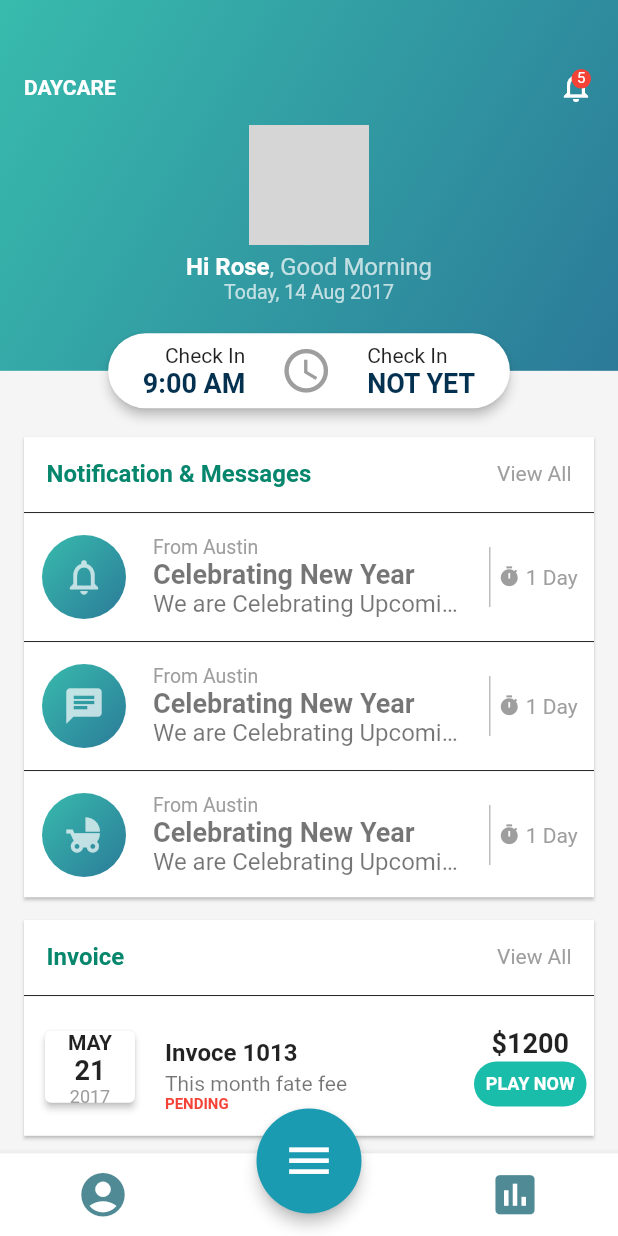
After one commit to adaptive-beaver/Flutter-demo, a Flutter app: the DaycareHome screen opened by its route, on a phone screen of 412 x 824 dp. The commit adds this screen. Run offline on Flutter 3.47's test engine with Material 2 defaults, Android fonts, the phone set to English and light mode, and no system bars; our stand-ins replace camera, dio, shared_preferences; accounts and stored records are empty; network calls fail; grey boxes are pictures that could not be loaded.

Commit message:
chore: add daycare template

```diff
--- a/lib/configs/routes.dart
+++ b/lib/configs/routes.dart
@@ -2,6 +2,7 @@ import 'package:playground_flutter/home.dart';
 import 'package:playground_flutter/pages/navigation-bars/3d_bottom_navigation_bar.dart';
 import 'package:playground_flutter/pages/navigation-bars/bottom_with_float_button.dart';
 import 'package:playground_flutter/pages/progress-button/progress-button.dart';
+import 'package:playground_flutter/pages/templates/daycare-clone/daycare-home.dart';
 import 'package:playground_flutter/pages/templates/greenery-clone/greenery-home.dart';
 import 'package:playground_flutter/pages/templates/profile-one.dart';
 import 'package:playground_flutter/pages/templates/trending.dart';
@@ -17,4 +18,5 @@ var routes = {
   '/WhatsApp': (context) => new WhatsAppHome(),
   '/Greenery': (context) => new GreeneryHome(),
   '/ProgressButton': (context) => new ProgressButton(),
+  '/Daycare': (context) => new DaycareHome()
 };
--- a/lib/data/sidemenu.dart
+++ b/lib/data/sidemenu.dart
@@ -18,4 +18,5 @@ List<MenuModel> menu = [
   new MenuModel('WhasApp template', Icons.whatshot, '/WhatsApp'),
   new MenuModel('Greenery template', Icons.threesixty, '/Greenery'),
   new MenuModel('Progress Button', Icons.blur_circular, '/ProgressButton'),
+  new MenuModel('Daycare template', Icons.credit_card, '/Daycare'),
 ];
--- /dev/null
+++ b/lib/pages/templates/daycare-clone/daycare-home.dart
@@ -0,0 +1,524 @@
+import 'package:flutter/material.dart';
+
+Color color1 = Color(0xff38bbad);
+Color color2 = Color(0xff9699A6);
+Color color3 = Color(0xff065967);
+Color color4 = Color(0xffB6C1C6);
+Color color5 = Color(0xff2b7a98);
+Color color6 = Color(0xff2eb7a9);
+Color color7 = Color(0xff54565B);
+Color color8 = Color(0xff5E7E89);
+
+class DaycareHome extends StatelessWidget {
+  @override
+  Widget build(BuildContext context) {
+    double width = MediaQuery.of(context).size.width;
+    double height = MediaQuery.of(context).size.height;
+
+    return Scaffold(
+      backgroundColor: Colors.grey[100],
+      body: Container(
+        width: width,
+        height: height,
+        child: Stack(
+          children: <Widget>[
+            Container(
+              width: width,
+              height: height * 0.30,
+              decoration: BoxDecoration(
+                gradient: LinearGradient(
+                  colors: [
+                    color1,
+                    color5,
+                  ],
+                  begin: Alignment.topLeft,
+                  end: Alignment.bottomRight,
+                ),
+              ),
+            ),
+            buildHeader(width, height),
+            buildHeaderData(height, width),
+            buildHeaderInfoCard(height, width),
+            buildNotificationPanel(width, height),
+            buildBottomBar(width, context),
+            buildFloatingButton(height, width),
+          ],
+        ),
+      ),
+    );
+  }
+
+  Widget buildNotificationPanel(double width, double height) {
+    return Positioned(
+      width: width,
+      height: height * .70 - 80,
+      top: height * .30 + 34,
+      child: Padding(
+        padding: const EdgeInsets.only(right: 16, left: 16, top: 10),
+        child: SingleChildScrollView(
+          child: Column(
+            children: <Widget>[
+              Material(
+                elevation: 1,
+                color: Colors.white,
+                child: Column(
+                  children: <Widget>[
+                    buildBodyCardTitle(title: "Notification & Messages"),
+                    Divider(
+                      height: 3,
+                      color: Colors.black87,
+                    ),
+                    buildNotificationItem(icon: Icons.notifications_none),
+                    Divider(
+                      height: 3,
+                      color: Colors.black87,
+                    ),
+                    buildNotificationItem(icon: Icons.chat),
+                    Divider(
+                      height: 3,
+                      color: Colors.black87,
+                    ),
+                    buildNotificationItem(icon: Icons.child_friendly),
+                  ],
+                ),
+              ),
+              SizedBox(height: 15),
+              Material(
+                elevation: 1,
+                color: Colors.white,
+                child: Column(
+                  children: <Widget>[
+                    buildBodyCardTitle(title: "Invoice"),
+                    Divider(
+                      height: 3,
+                      color: Colors.black87,
+                    ),
+                    Padding(
+                      padding: const EdgeInsets.only(top: 10, bottom: 10),
+                      child: ListTile(
+                        contentPadding: const EdgeInsets.only(left: 10),
+                        leading: Card(
+                          elevation: 2,
+                          child: Container(
+                            height: 60,
+                            width: 60,
+                            child: Column(
+                              mainAxisAlignment: MainAxisAlignment.center,
+                              children: <Widget>[
+                                Text(
+                                  "MAY",
+                                  style: TextStyle(
+                                    fontWeight: FontWeight.bold,
+                                    fontSize: 14,
+                                  ),
+                                ),
+                                Text(
+                                  "21",
+                                  style: TextStyle(
+                                    fontWeight: FontWeight.bold,
+                                    fontSize: 18,
+                                  ),
+                                ),
+                                Text(
+                                  "2017",
+                                  style: TextStyle(
+                                    color: Colors.grey,
+                                    fontSize: 12,
+                                  ),
+                                ),
+                              ],
+                            ),
+                          ),
+                        ),
+                        title: Text(
+                          "Invoce 1013",
+                          style: TextStyle(fontWeight: FontWeight.bold),
+                        ),
+                        subtitle: Column(
+                          crossAxisAlignment: CrossAxisAlignment.start,
+                          mainAxisAlignment: MainAxisAlignment.start,
+                          children: <Widget>[
+                            Text("This month fate fee"),
+                            Text(
+                              "PENDING",
+                              style: TextStyle(
+                                color: Colors.red,
+                                fontSize: 10,
+                                fontWeight: FontWeight.bold,
+                              ),
+                            ),
+                          ],
+                        ),
+                        trailing: Container(
+                          padding: const EdgeInsets.only(right: 5),
+                          height: 70,
+                          width: 80,
+                          child: Column(
+                            mainAxisAlignment: MainAxisAlignment.center,
+                            crossAxisAlignment: CrossAxisAlignment.center,
+                            children: <Widget>[
+                              Text(
+                                "\$1200",
+                                style: TextStyle(
+                                  fontWeight: FontWeight.bold,
+                                  fontSize: 18,
+                                ),
+                              ),
+                              SizedBox(height: 2),
+                              Container(
+                                alignment: Alignment.center,
+                                height: 30,
+                                width: 80,
+                                decoration: BoxDecoration(
+                                    borderRadius: BorderRadius.circular(20),
+                                    color: Color(0xff1abcaa)),
+                                child: Text(
+                                  "PLAY NOW",
+                                  style: TextStyle(
+                                    color: Colors.white,
+                                    fontSize: 12,
+                                    fontWeight: FontWeight.bold,
+                                  ),
+                                ),
+                              )
+                            ],
+                          ),
+                        ),
+                      ),
+                    )
+                  ],
+                ),
+              )
+            ],
+          ),
+        ),
+      ),
+    );
+  }
+
+  Widget buildBodyCardTitle({String title}) {
+    return Container(
+      padding: const EdgeInsets.all(15),
+      child: Row(
+        mainAxisAlignment: MainAxisAlignment.spaceBetween,
+        crossAxisAlignment: CrossAxisAlignment.center,
+        children: <Widget>[
+          Text(
+            title,
+            style: TextStyle(
+              color: Color(0xff06866C),
+              fontSize: 16,
+              fontWeight: FontWeight.bold,
+            ),
+          ),
+          Text(
+            "View All",
+            style: TextStyle(color: Colors.grey),
+          ),
+        ],
+      ),
+    );
+  }
+
+  Widget buildNotificationItem({IconData icon}) {
+    return Padding(
+      padding: const EdgeInsets.only(top: 10, bottom: 10),
+      child: ListTile(
+        contentPadding: const EdgeInsets.only(left: 10),
+        leading: Container(
+          height: 60,
+          width: 60,
+          decoration: BoxDecoration(
+            shape: BoxShape.circle,
+            gradient: LinearGradient(
+              colors: [
+                color1,
+                color5,
+              ],
+              begin: Alignment.topLeft,
+              end: Alignment.bottomRight,
+            ),
+          ),
+          child: Icon(
+            icon,
+            size: 28,
+            color: Colors.white70,
+          ),
+        ),
+        title: Text(
+          "From Austin",
+          style: TextStyle(color: Colors.grey, fontSize: 13),
+        ),
+        subtitle: Column(
+          crossAxisAlignment: CrossAxisAlignment.start,
+          children: <Widget>[
+            Text(
+              "Celebrating New Year",
+              style: TextStyle(
+                fontSize: 18,
+                fontWeight: FontWeight.bold,
+              ),
+            ),
+            Text(
+              "We are Celebrating Upcoming",
+              overflow: TextOverflow.ellipsis,
+              style: TextStyle(
+                fontSize: 16,
+              ),
+            ),
+          ],
+        ),
+        trailing: Container(
+          width: 70,
+          height: 40,
+          decoration: BoxDecoration(
+              border:
+                  Border(left: BorderSide(color: Colors.black26, width: 1))),
+          child: Padding(
+            padding: const EdgeInsets.only(left: 5),
+            child: Row(
+              children: <Widget>[
+                Icon(
+                  Icons.timer,
+                  color: Colors.grey,
+                  size: 15,
+                ),
+                Text(
+                  " 1 Day",
+                  style: TextStyle(
+                    color: Colors.grey,
+                  ),
+                )
+              ],
+            ),
+          ),
+        ),
+      ),
+    );
+  }
+
+  Widget buildFloatingButton(double height, double width) {
+    return Positioned(
+      top: height - 85,
+      width: width,
+      child: Container(
+        height: 70,
+        width: 70,
+        child: RawMaterialButton(
+          shape: new CircleBorder(),
+          fillColor: Color(0xff1a9bb1),
+          elevation: 4,
+          onPressed: () {},
+          child: Icon(
+            Icons.menu,
+            size: 35,
+            color: Colors.white,
+          ),
+        ),
+      ),
+    );
+  }
+
+  Widget buildBottomBar(double width, BuildContext context) {
+    return Positioned(
+      bottom: 0,
+      width: width,
+      child: new Container(
+        height: 55.0,
+        width: width,
+        color: Colors.white,
+        child: Material(
+          color: Colors.white,
+          elevation: 5,
+          child: new Row(
+            mainAxisAlignment: MainAxisAlignment.spaceEvenly,
+            mainAxisSize: MainAxisSize.max,
+            children: <Widget>[
+              new Container(
+                width: MediaQuery.of(context).size.width / 3,
+                child: new Icon(
+                  Icons.account_circle,
+                  size: 35.0,
+                  color: Color(0xff065967).withOpacity(0.7),
+                ),
+              ),
+              new Container(width: MediaQuery.of(context).size.width / 3),
+              new Container(
+                width: MediaQuery.of(context).size.width / 3,
+                child: new Icon(
+                  Icons.assessment,
+                  size: 35.0,
+                  color: Color(0xff065967).withOpacity(0.7),
+                ),
+              )
+            ],
+          ),
+        ),
+      ),
+    );
+  }
+
+  Widget buildHeaderInfoCard(double height, double width) {
+    return Positioned(
+      top: height * .30 - 25,
+      width: width,
+      child: Container(
+        alignment: Alignment.center,
+        child: Container(
+          height: 50,
+          width: width * .65,
+          child: Material(
+            elevation: 3,
+            borderRadius: BorderRadius.circular(30),
+            color: Colors.white,
+            child: Row(
+              mainAxisAlignment: MainAxisAlignment.spaceEvenly,
+              crossAxisAlignment: CrossAxisAlignment.center,
+              children: <Widget>[
+                Column(
+                  mainAxisAlignment: MainAxisAlignment.center,
+                  crossAxisAlignment: CrossAxisAlignment.end,
+                  children: <Widget>[
+                    Text("Check In"),
+                    Text(
+                      "9:00 AM",
+                      style: TextStyle(
+                        color: Color(0xff053150),
+                        fontWeight: FontWeight.bold,
+                        fontSize: 18,
+                      ),
+                    ),
+                  ],
+                ),
+                Icon(
+                  Icons.access_time,
+                  size: 35,
+                  color: Colors.grey,
+                ),
+                Column(
+                  mainAxisAlignment: MainAxisAlignment.center,
+                  crossAxisAlignment: CrossAxisAlignment.start,
+                  children: <Widget>[
+                    Text("Check In"),
+                    Text(
+                      "NOT YET",
+                      style: TextStyle(
+                        color: Color(0xff053150),
+                        fontWeight: FontWeight.bold,
+                        fontSize: 18,
+                      ),
+                    ),
+                  ],
+                ),
+              ],
+            ),
+          ),
+        ),
+      ),
+    );
+  }
+
+  Widget buildHeaderData(double height, double width) {
+    return Positioned(
+      top: (height * .30) / 2 - 40,
+      width: width,
+      child: Column(
+        crossAxisAlignment: CrossAxisAlignment.center,
+        mainAxisAlignment: MainAxisAlignment.center,
+        children: <Widget>[
+          Container(
+            height: 80,
+            width: 80,
+            decoration: BoxDecoration(
+              shape: BoxShape.circle,
+              border: new Border.all(color: color6, width: 3),
+              image: DecorationImage(
+                fit: BoxFit.cover,
+                image: new NetworkImage(
+                    "https://images.csmonitor.com/csm/2012/11/babyinbucket.jpg?alias=standard_900x600nc"),
+              ),
+            ),
+          ),
+          SizedBox(height: 5),
+          Row(
+            mainAxisAlignment: MainAxisAlignment.center,
+            children: <Widget>[
+              Text(
+                "Hi Rose",
+                style: TextStyle(
+                    color: Colors.white,
+                    fontWeight: FontWeight.bold,
+                    fontSize: 16),
+              ),
+              Text(
+                ", Good Morning",
+                style: TextStyle(color: Colors.white70, fontSize: 16),
+              ),
+            ],
+          ),
+          Text(
+            "Today, 14 Aug 2017",
+            style: TextStyle(color: Colors.white70, fontSize: 13),
+          ),
+        ],
+      ),
+    );
+  }
+
+  Widget buildHeader(double width, double height) {
+    return Positioned(
+      top: 30,
+      child: Container(
+        width: width,
+        height: height * .30,
+        child: Column(
+          children: <Widget>[
+            Padding(
+              padding: const EdgeInsets.all(16.0),
+              child: Row(
+                mainAxisAlignment: MainAxisAlignment.spaceBetween,
+                children: <Widget>[
+                  Text(
+                    "DAYCARE",
+                    style: TextStyle(
+                      color: Colors.white,
+                      fontWeight: FontWeight.bold,
+                    ),
+                  ),
+                  Stack(
+                    children: <Widget>[
+                      Icon(
+                        Icons.notifications_none,
+                        color: Colors.white,
+                      ),
+                      Positioned(
+                        top: 0,
+                        right: 2,
+                        child: Container(
+                          height: 13,
+                          width: 13,
+                          alignment: Alignment.center,
+                          decoration: BoxDecoration(
+                            shape: BoxShape.circle,
+                            color: Colors.red,
+                          ),
+                          child: Text(
+                            "5",
+                            style: TextStyle(
+                              fontSize: 10,
+                              color: Colors.white,
+                            ),
+                          ),
+                        ),
+                      )
+                    ],
+                  )
+                ],
+              ),
+            )
+          ],
+        ),
+      ),
+    );
+  }
+}
```
Also changed, not shown: ss6.png (added).
